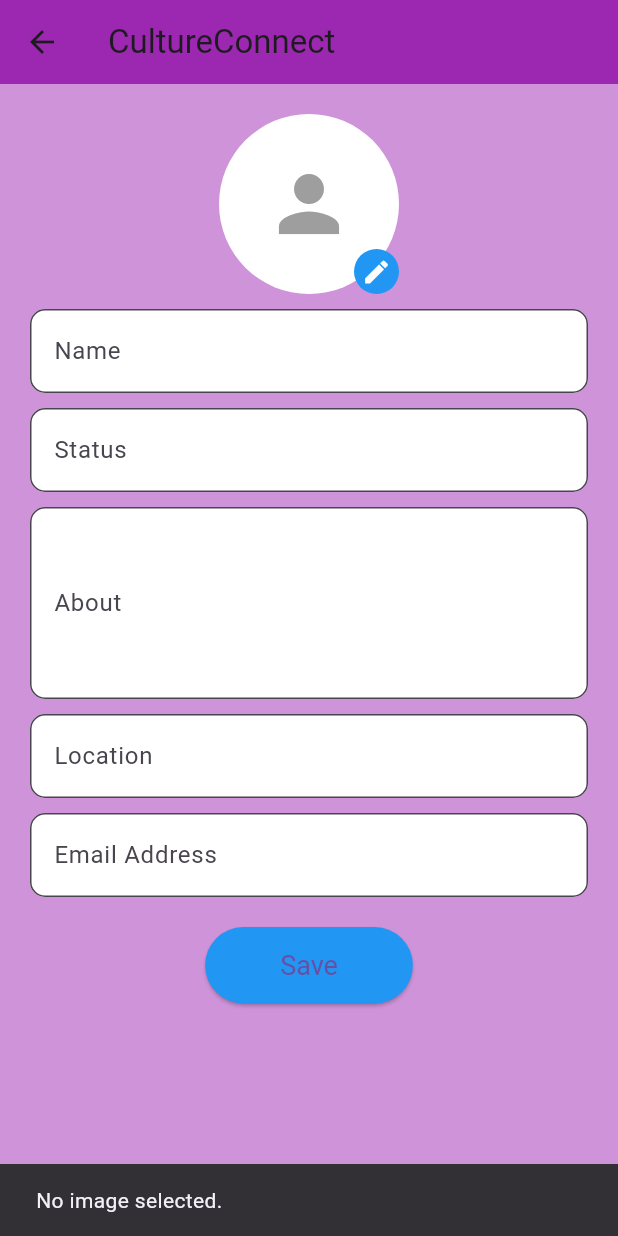
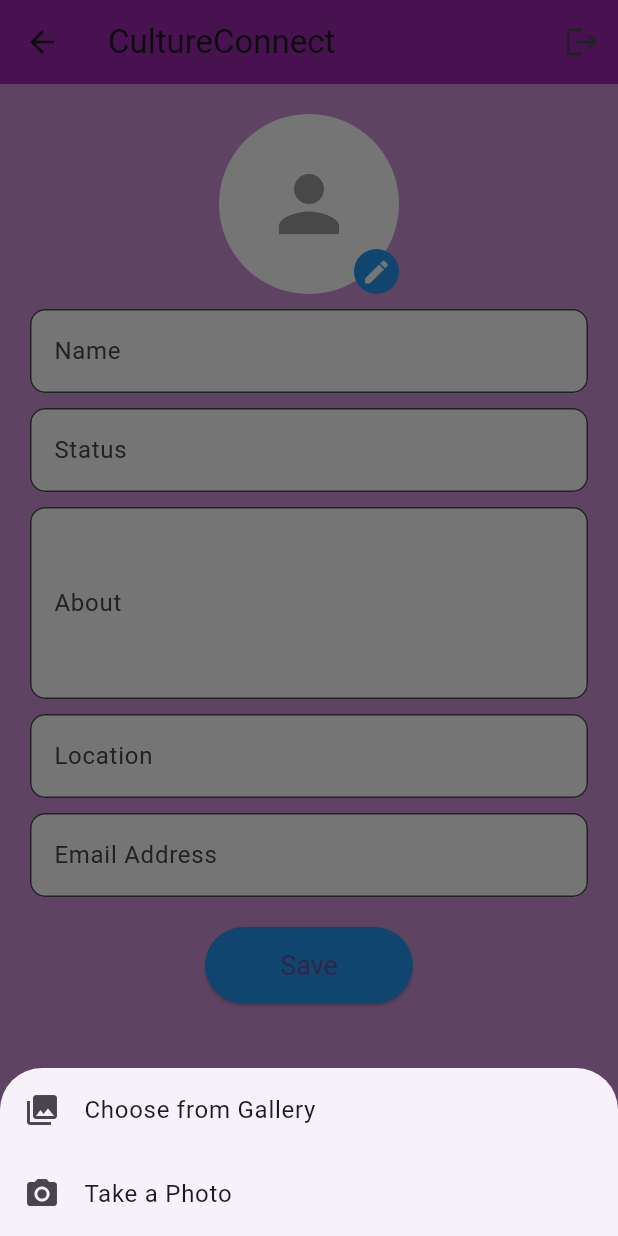
Before and after one commit to GarvitJain99/CultureConnect-GDSC, a Flutter app: the ProfilePage screen opened directly, after a tap on the "edit" icon, on a phone screen of 412 x 824 dp. Run offline on Flutter 3.47's test engine with Material 3 defaults, Android fonts, the phone set to English and light mode, and no system bars; our stand-ins replace cloud_firestore, firebase_auth, firebase_core, firebase_storage, image_picker, permission_handler; accounts and stored records are empty.

Commit message:
added logout option and email readonly

```diff
--- a/lib/pages/profile.dart
+++ b/lib/pages/profile.dart
@@ -1,10 +1,12 @@
 import 'dart:io';
 import 'package:cloud_firestore/cloud_firestore.dart';
+import 'package:cultureconnect/pages/signin.dart';
 import 'package:firebase_auth/firebase_auth.dart';
 import 'package:firebase_storage/firebase_storage.dart';
 import 'package:flutter/material.dart';
 import 'package:image_picker/image_picker.dart';
 import 'package:permission_handler/permission_handler.dart';
+ // Import the sign-in page
 
 class ProfilePage extends StatefulWidget {
   const ProfilePage({super.key});
@@ -50,34 +52,39 @@ class _ProfilePageState extends State<ProfilePage> {
       }
     }
   }
+
   Future<void> _pickImage() async {
-  if (Platform.isAndroid) {
-    // Request Camera Permission
-    if (!await Permission.camera.request().isGranted) {
-      ScaffoldMessenger.of(context).showSnackBar(
-        SnackBar(content: Text("Camera permission is required.")),
+    showModalBottomSheet(
+      context: context,
+      builder: (BuildContext context) {
+        return SafeArea(
+          child: Wrap(
+            children: [
+              ListTile(
+                leading: Icon(Icons.photo_library),
+                title: Text("Choose from Gallery"),
+                onTap: () async {
+                  Navigator.pop(context);
+                  await _getImage(ImageSource.gallery);
+                },
+              ),
+              ListTile(
+                leading: Icon(Icons.camera_alt),
+                title: Text("Take a Photo"),
+                onTap: () async {
+                  Navigator.pop(context);
+                  await _getImage(ImageSource.camera);
+                },
+              ),
+            ],
+          ),
         );
-      return;
+      },
+    );
   }
 
-    // Handle Storage Permission Based on Android Version
-    if (await Permission.photos.request().isDenied) {
-      ScaffoldMessenger.of(context).showSnackBar(
-        SnackBar(content: Text("Photo library access is required.")),
-      );
-      return;
-    }
-
-    if (await Permission.mediaLibrary.request().isDenied) {
-      ScaffoldMessenger.of(context).showSnackBar(
-        SnackBar(content: Text("Media library access is required.")),
-      );
-      return;
-    }
-  }
-
-  // Pick an image from the gallery
-  final pickedFile = await _picker.pickImage(source: ImageSource.gallery);
+  Future<void> _getImage(ImageSource source) async {
+    final pickedFile = await _picker.pickImage(source: source);
 
     if (pickedFile != null) {
       setState(() {
@@ -92,11 +99,6 @@ class _ProfilePageState extends State<ProfilePage> {
       );
     }
   }
-
-
-
-
-
 
   Future<void> _uploadProfileImage() async {
     if (_imageFile == null || _user == null) return;
@@ -129,6 +131,18 @@ class _ProfilePageState extends State<ProfilePage> {
         .showSnackBar(SnackBar(content: Text("Profile Updated")));
   }
 
+  // *Logout Function*
+  Future<void> _logout() async {
+    await FirebaseAuth.instance.signOut();
+
+    // Navigate to Sign-in Page and remove previous screens from the stack
+    Navigator.pushAndRemoveUntil(
+      context,
+      MaterialPageRoute(builder: (context) => SignInScreen()),
+      (route) => false,
+    );
+  }
+
   @override
   Widget build(BuildContext context) {
     return Scaffold(
@@ -136,13 +150,18 @@ class _ProfilePageState extends State<ProfilePage> {
       appBar: AppBar(
         title: Text('CultureConnect'),
         backgroundColor: Colors.purple,
+        actions: [
+          IconButton(
+            icon: Icon(Icons.logout),
+            onPressed: _logout, // *Logout Button*
+          ),
+        ],
       ),
       body: SingleChildScrollView(
         child: Padding(
           padding: EdgeInsets.all(20.0),
           child: Column(
             children: [
-              // Profile Image
               // Profile Image
               Stack(
                 alignment: Alignment.center,
@@ -235,7 +254,7 @@ class _ProfilePageState extends State<ProfilePage> {
               // Email (Read-only)
               TextField(
                 controller: TextEditingController(text: _email),
-                readOnly: true,
+                readOnly: true, // *Email is now non-editable*
                 decoration: InputDecoration(
                   labelText: "Email Address",
                   filled: true,
```
Also changed, not shown: 1 other file. Lines whose indentation alone changed are shown as unchanged.
